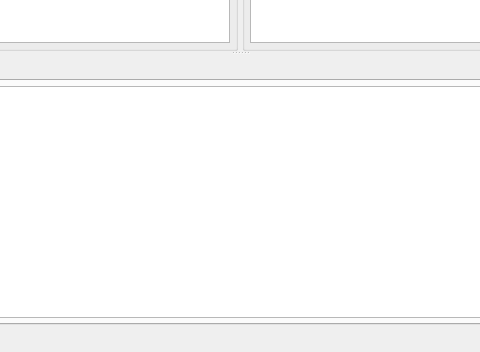
The window that UEFITool/uefitool.ui (LongSoft/UEFITool) describes before a commit, drawn with Qt 5; both pictures show x 186 to 666 and y 234 to 586 of the 851 by 586 pixel window.
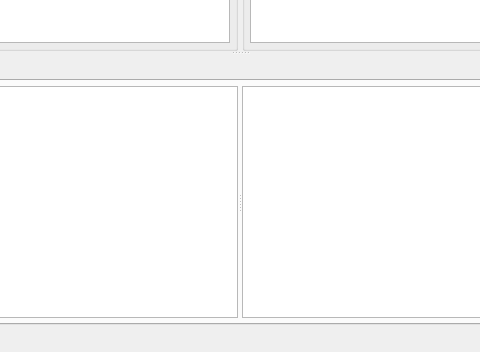
The same window after the commit. The open tabs and pages were chosen to show the change.

Diff of the .ui file:
```diff
--- a/UEFITool/uefitool.ui
+++ b/UEFITool/uefitool.ui
@@ -223,7 +223,17 @@
           <number>5</number>
          </property>
          <item>
-          <widget class="QTableWidget" name="fitTableWidget"/>
+          <widget class="QSplitter" name="splitter">
+           <property name="orientation">
+            <enum>Qt::Horizontal</enum>
+           </property>
+           <widget class="QTableWidget" name="fitTableWidget"/>
+           <widget class="QListWidget" name="fitMessagesListWidget">
+            <property name="mouseTracking">
+             <bool>true</bool>
+            </property>
+           </widget>
+          </widget>
          </item>
         </layout>
        </widget>
```
Left out of the diff: 2 changed lines with no effect on the pictures.
